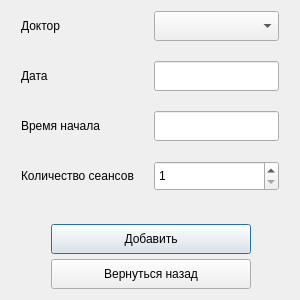
First picture: the form in addsession.ui, repository iktkhor/dentapp, before the edit.
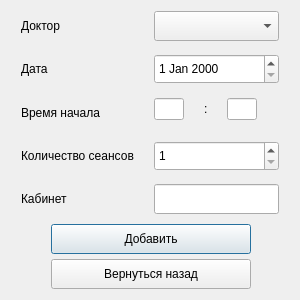
Second picture: the form after the edit.

```diff
--- a/addsession.ui
+++ b/addsession.ui
@@ -124,18 +124,68 @@
        </property>
       </widget>
      </item>
-     <item row="1" column="1">
-      <widget class="QLineEdit" name="data">
-       <property name="minimumSize">
-        <size>
-         <width>0</width>
-         <height>30</height>
-        </size>
-       </property>
-      </widget>
-     </item>
      <item row="2" column="1">
-      <widget class="QLineEdit" name="time">
+      <layout class="QHBoxLayout" name="horizontalLayout">
+       <item>
+        <widget class="QLineEdit" name="hours">
+         <property name="maximumSize">
+          <size>
+           <width>30</width>
+           <height>16777215</height>
+          </size>
+         </property>
+        </widget>
+       </item>
+       <item>
+        <widget class="QLabel" name="label_5">
+         <property name="maximumSize">
+          <size>
+           <width>3</width>
+           <height>16777215</height>
+          </size>
+         </property>
+         <property name="text">
+          <string>:</string>
+         </property>
+        </widget>
+       </item>
+       <item>
+        <widget class="QLineEdit" name="mins">
+         <property name="maximumSize">
+          <size>
+           <width>30</width>
+           <height>16777215</height>
+          </size>
+         </property>
+        </widget>
+       </item>
+      </layout>
+     </item>
+     <item row="1" column="1">
+      <widget class="QDateEdit" name="date">
+       <property name="minimumSize">
+        <size>
+         <width>0</width>
+         <height>30</height>
+        </size>
+       </property>
+      </widget>
+     </item>
+     <item row="4" column="0">
+      <widget class="QLabel" name="label_6">
+       <property name="minimumSize">
+        <size>
+         <width>0</width>
+         <height>30</height>
+        </size>
+       </property>
+       <property name="text">
+        <string>Кабинет</string>
+       </property>
+      </widget>
+     </item>
+     <item row="4" column="1">
+      <widget class="QLineEdit" name="cabinet">
        <property name="minimumSize">
         <size>
          <width>0</width>
```
